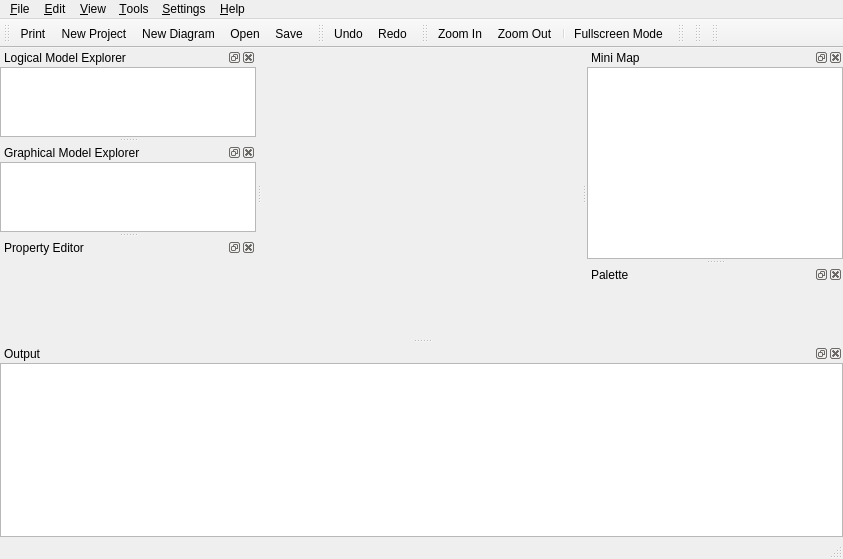
Above: qrgui/mainwindow/mainWindow.ui from qreal/qreal before the change. Below: the same form after it.
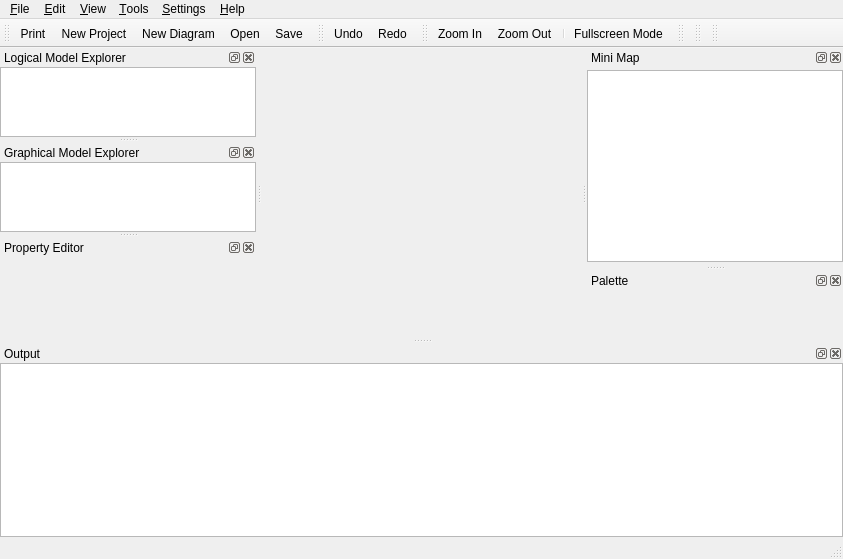
That is the form after the change. Icons and pictures are not drawn. Custom widgets are drawn as their Qt base class.

What changed in the file:
```diff
--- a/qrgui/mainwindow/mainWindow.ui
+++ b/qrgui/mainwindow/mainWindow.ui
@@ -139,7 +139,7 @@
    <property name="minimumSize">
     <size>
      <width>80</width>
-     <height>140</height>
+     <height>217</height>
     </size>
    </property>
    <property name="windowTitle">
```
Left out of the diff: 34 changed lines with no effect on the pictures.
